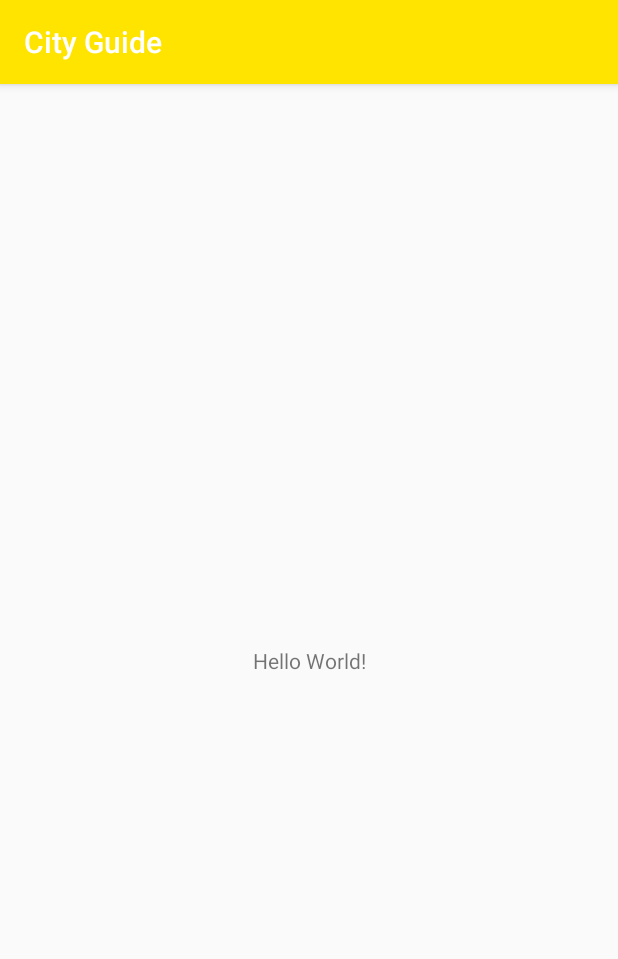
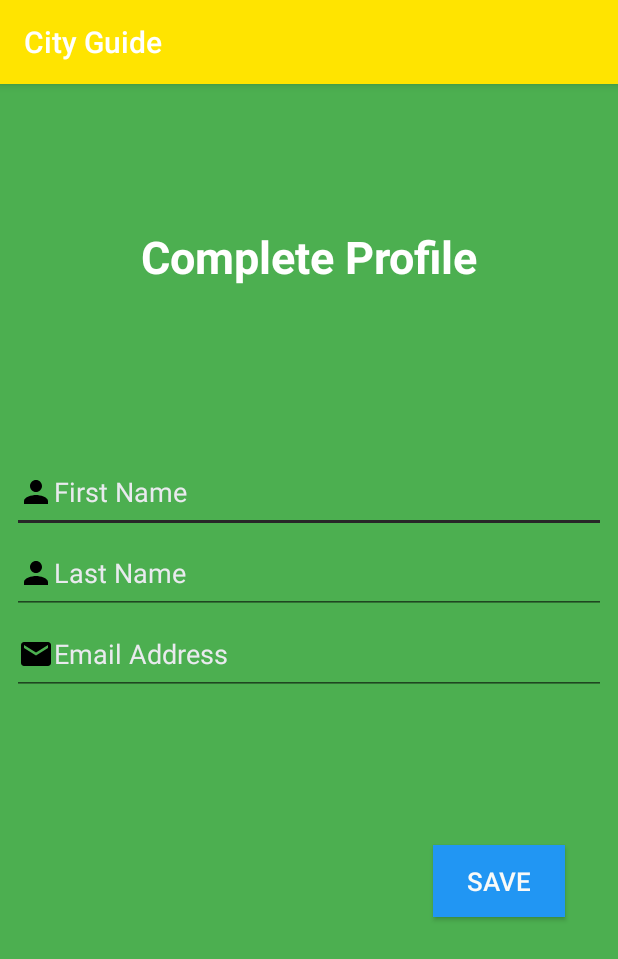
Before and after one commit to sabing123/CityGuide, an Android app: the screen it shows after launch once a user with an empty profile is signed in (MainActivity before the commit, ProfileActivity after it), on a phone screen of 412 x 824 dp. Shown: the top 959 px of the screen. Run offline under Robolectric (Android 15) with nearby library versions, the phone set to English and light mode, and no system bars; our stand-ins replace Firebase (no records; nobody signed in at launch, a user with empty details on screens opened directly); libraries missing offline, so code that uses them is left out: com.rilixtech.widget; 1 statement that could not run was skipped.

```diff
--- /dev/null
+++ b/app/src/main/java/com/example/cityguide/ProfileActivity.java
@@ -0,0 +1,81 @@
+package com.example.cityguide;
+
+import android.content.Intent;
+import android.os.Bundle;
+import android.view.View;
+import android.widget.Button;
+import android.widget.EditText;
+import android.widget.Toast;
+
+import androidx.annotation.NonNull;
+import androidx.appcompat.app.AppCompatActivity;
+
+import com.google.android.gms.tasks.OnCompleteListener;
+import com.google.android.gms.tasks.Task;
+import com.google.firebase.auth.FirebaseAuth;
+import com.google.firebase.firestore.DocumentReference;
+import com.google.firebase.firestore.FirebaseFirestore;
+
+import java.util.HashMap;
+import java.util.Map;
+
+public class ProfileActivity extends AppCompatActivity {
+    EditText firstName, LastName, UEmail;
+    Button btnsave;
+
+    FirebaseAuth firebaseAuth;
+    FirebaseFirestore firebaseFirestore;
+    String userId;
+
+
+    @Override
+    protected void onCreate(Bundle savedInstanceState) {
+        super.onCreate(savedInstanceState);
+        setContentView(R.layout.activity_profile);
+        firstName = findViewById(R.id.firstName);
+        LastName = findViewById(R.id.lastName);
+        UEmail = findViewById(R.id.emailAddress);
+        btnsave = findViewById(R.id.saveBtn);
+
+        firebaseAuth = FirebaseAuth.getInstance();
+        firebaseFirestore = FirebaseFirestore.getInstance();
+        userId = firebaseAuth.getCurrentUser().getUid();
+
+        final DocumentReference docref = firebaseFirestore.collection("users").document(userId);
+
+
+        btnsave.setOnClickListener(new View.OnClickListener() {
+            @Override
+            public void onClick(View v) {
+                if (!firstName.getText().toString().isEmpty() && !LastName.getText().toString().isEmpty() && !UEmail.getText().toString().isEmpty()) {
+                    String fname = firstName.getText().toString();
+                    String lname = LastName.getText().toString();
+                    String userEmail = UEmail.getText().toString();
+
+                    Map<String, Object> user = new HashMap<>();
+                    user.put("FirstName", fname);
+                    user.put("LastName", lname);
+                    user.put("Emailaddress", userEmail);
+
+                    docref.set(user).addOnCompleteListener(new OnCompleteListener<Void>() {
+                        @Override
+                        public void onComplete(@NonNull Task<Void> task) {
+                            if (task.isSuccessful()) {
+                                startActivity(new Intent(getApplicationContext(), MainActivity.class));
+                                finish();
+                            }
+                            else {
+                                Toast.makeText(ProfileActivity.this, "Error! Data are not inserted.", Toast.LENGTH_SHORT).show();
+                            }
+                        }
+                    });
+
+
+                } else {
+                    Toast.makeText(ProfileActivity.this, "All Detail must be valid.", Toast.LENGTH_SHORT).show();
+                    return;
+                }
+            }
+        });
+    }
+}
--- /dev/null
+++ b/app/src/main/java/com/example/cityguide/RegisterActivity.java
@@ -0,0 +1,186 @@
+package com.example.cityguide;
+
+import android.content.Intent;
+import android.os.Bundle;
+import android.view.View;
+import android.widget.Button;
+import android.widget.EditText;
+import android.widget.ProgressBar;
+import android.widget.TextView;
+import android.widget.Toast;
+
+import androidx.annotation.NonNull;
+import androidx.appcompat.app.AppCompatActivity;
+
+import com.google.android.gms.tasks.OnCompleteListener;
+import com.google.android.gms.tasks.OnSuccessListener;
+import com.google.android.gms.tasks.Task;
+import com.google.firebase.FirebaseException;
+import com.google.firebase.auth.AuthResult;
+import com.google.firebase.auth.FirebaseAuth;
+import com.google.firebase.auth.PhoneAuthCredential;
+import com.google.firebase.auth.PhoneAuthProvider;
+import com.google.firebase.firestore.DocumentReference;
+import com.google.firebase.firestore.DocumentSnapshot;
+import com.google.firebase.firestore.FirebaseFirestore;
+import com.rilixtech.widget.countrycodepicker.CountryCodePicker;
+
+import java.util.concurrent.TimeUnit;
+
+public class RegisterActivity extends AppCompatActivity {
+    private FirebaseAuth fauth;
+    FirebaseFirestore fstore;
+
+    EditText phoneNumber, CodeEnter;
+    Button btnnext;
+    ProgressBar progressBar;
+    TextView state;
+    CountryCodePicker codePicker;
+
+    String verificationId;
+    PhoneAuthProvider.ForceResendingToken token;
+
+    Boolean verificationInProgess = false;
+
+    @Override
+    protected void onCreate(Bundle savedInstanceState) {
+        super.onCreate(savedInstanceState);
+        setContentView(R.layout.activity_register);
+
+        fauth = FirebaseAuth.getInstance();
+        fstore = FirebaseFirestore.getInstance();
+
+        phoneNumber = findViewById(R.id.phone);
+        CodeEnter = findViewById(R.id.codeEnter);
+        progressBar = findViewById(R.id.progressBar);
+        btnnext = findViewById(R.id.nextBtn);
+        state = findViewById(R.id.state);
+        codePicker = findViewById(R.id.ccp);
+
+
+        btnnext.setOnClickListener(new View.OnClickListener() {
+            @Override
+            public void onClick(View v) {
+                if (!verificationInProgess) {
+                    if (!phoneNumber.getText().toString().isEmpty() && phoneNumber.getText().length() == 10) {
+                        String phoneNum = "+" + codePicker.getSelectedCountryCode() + phoneNumber.getText().toString();
+
+                        progressBar.setVisibility(View.VISIBLE);
+                        state.setText("Sending OTP");
+                        state.setVisibility(View.VISIBLE);
+                        requestOTP(phoneNum);
+
+                    } else {
+                        phoneNumber.setError("Phone Number is not Valid");
+                    }
+
+                } else {
+
+                    String userOTP = CodeEnter.getText().toString();
+                    if (!userOTP.isEmpty() && userOTP.length() == 6) {
+
+                        PhoneAuthCredential credential = PhoneAuthProvider.getCredential(verificationId, userOTP);
+                        verifyAuth(credential);
+
+                    } else {
+                        CodeEnter.setError("Valid OTP is Required. ");
+                    }
+
+
+                }
+
+            }
+        });
+
+
+    }
+
+    @Override
+    protected void onStart() {
+        super.onStart();
+        if (fauth.getCurrentUser() != null) {
+            progressBar.setVisibility(View.VISIBLE);
+            state.setText("Checking..");
+            state.setVisibility(View.VISIBLE);
+            chekUserProfile();
+
+        }
+
+
+    }
+
+    private void verifyAuth(PhoneAuthCredential credential) {
+        fauth.signInWithCredential(credential).addOnCompleteListener(new OnCompleteListener<AuthResult>() {
+            @Override
+            public void onComplete(@NonNull Task<AuthResult> task) {
+
+                if (task.isSuccessful()) {
+                    Toast.makeText(RegisterActivity.this, "Successfully Verify Phone Number.", Toast.LENGTH_SHORT).show();
+                    chekUserProfile();
+                } else {
+                    Toast.makeText(RegisterActivity.this, "Authentication is Failed.", Toast.LENGTH_SHORT).show();
+                }
+
+            }
+        });
+    }
+
+
+    private void requestOTP(String phoneNum) {
+
+        PhoneAuthProvider.getInstance().verifyPhoneNumber(phoneNum, 60L, TimeUnit.SECONDS, this, new PhoneAuthProvider.OnVerificationStateChangedCallbacks() {
+
+            @Override
+            public void onCodeSent(@NonNull String s, @NonNull PhoneAuthProvider.ForceResendingToken forceResendingToken) {
+                super.onCodeSent(s, forceResendingToken);
+
+                progressBar.setVisibility(View.INVISIBLE);
+                state.setVisibility(View.INVISIBLE);
+                CodeEnter.setVisibility(View.VISIBLE);
+
+                verificationId = s;
+                token = forceResendingToken;
+                btnnext.setText("Verify");
+                verificationInProgess = true;
+
+
+            }
+
+            @Override
+            public void onCodeAutoRetrievalTimeOut(@NonNull String s) {
+                super.onCodeAutoRetrievalTimeOut(s);
+                Toast.makeText(RegisterActivity.this, "OTP Expired - Re - Request OTP", Toast.LENGTH_SHORT).show();
+
+            }
+
+            @Override
+            public void onVerificationCompleted(@NonNull PhoneAuthCredential phoneAuthCredential) {
+                verifyAuth(phoneAuthCredential);
+            }
+
+            @Override
+            public void onVerificationFailed(@NonNull FirebaseException e) {
+
+                Toast.makeText(RegisterActivity.this, "Cannot Create Account" + e.getMessage(), Toast.LENGTH_SHORT).show();
+
+            }
+        });
+    }
+
+    private void chekUserProfile() {
+        DocumentReference docref = fstore.collection("users").document(fauth.getCurrentUser().getUid());
+        docref.get().addOnSuccessListener(new OnSuccessListener<DocumentSnapshot>() {
+            @Override
+            public void onSuccess(DocumentSnapshot documentSnapshot) {
+                if(documentSnapshot.exists()) {
+                    startActivity(new Intent(getApplicationContext(), MainActivity.class));
+                    finish();
+                } else {
+                    startActivity(new Intent(getApplicationContext(), ProfileActivity.class));
+                    finish();
+                }
+            }
+        });
+
+    }
+}
--- a/app/src/main/java/com/example/cityguide/SplashScreenActivity.java
+++ b/app/src/main/java/com/example/cityguide/SplashScreenActivity.java
@@ -52,7 +52,7 @@ public class SplashScreenActivity extends AppCompatActivity {
 
                 }
                 else {
-                    Intent intent  = new Intent(SplashScreenActivity.this, MainActivity.class);
+                    Intent intent  = new Intent(SplashScreenActivity.this, RegisterActivity.class);
                     startActivity(intent);
                     finish();
                 }
--- /dev/null
+++ b/app/src/main/res/drawable/ic_email_black_24dp.xml
@@ -0,0 +1,10 @@
+<?xml version="1.0" encoding="utf-8"?>
+<vector xmlns:android="http://schemas.android.com/apk/res/android"
+    android:width="24dp"
+    android:height="24dp"
+    android:viewportWidth="24.0"
+    android:viewportHeight="24.0">
+    <path
+        android:fillColor="#FF000000"
+        android:pathData="M20,4L4,4c-1.1,0 -1.99,0.9 -1.99,2L2,18c0,1.1 0.9,2 2,2h16c1.1,0 2,-0.9 2,-2L22,6c0,-1.1 -0.9,-2 -2,-2zM20,8l-8,5 -8,-5L4,6l8,5 8,-5v2z"/>
+</vector>
--- /dev/null
+++ b/app/src/main/res/drawable/ic_person_black_24dp.xml
@@ -0,0 +1,9 @@
+<vector xmlns:android="http://schemas.android.com/apk/res/android"
+    android:width="24dp"
+    android:height="24dp"
+    android:viewportWidth="24.0"
+    android:viewportHeight="24.0">
+    <path
+        android:fillColor="#FF000000"
+        android:pathData="M12,12c2.21,0 4,-1.79 4,-4s-1.79,-4 -4,-4 -4,1.79 -4,4 1.79,4 4,4zM12,14c-2.67,0 -8,1.34 -8,4v2h16v-2c0,-2.66 -5.33,-4 -8,-4z"/>
+</vector>
--- /dev/null
+++ b/app/src/main/res/drawable/logout_24.xml
@@ -0,0 +1,5 @@
+<vector android:height="24dp" android:tint="#FF170F"
+    android:viewportHeight="24" android:viewportWidth="24"
+    android:width="24dp" xmlns:android="http://schemas.android.com/apk/res/android">
+    <path android:fillColor="@android:color/white" android:pathData="M13,3h-2v10h2L13,3zM17.83,5.17l-1.42,1.42C17.99,7.86 19,9.81 19,12c0,3.87 -3.13,7 -7,7s-7,-3.13 -7,-7c0,-2.19 1.01,-4.14 2.58,-5.42L6.17,5.17C4.23,6.82 3,9.26 3,12c0,4.97 4.03,9 9,9s9,-4.03 9,-9c0,-2.74 -1.23,-5.18 -3.17,-6.83z"/>
+</vector>
--- /dev/null
+++ b/app/src/main/res/layout/activity_profile.xml
@@ -0,0 +1,89 @@
+<?xml version="1.0" encoding="utf-8"?>
+<androidx.constraintlayout.widget.ConstraintLayout xmlns:android="http://schemas.android.com/apk/res/android"
+    xmlns:app="http://schemas.android.com/apk/res-auto"
+    xmlns:tools="http://schemas.android.com/tools"
+    android:layout_width="match_parent"
+    android:layout_height="match_parent"
+    android:background="#4CAF50"
+    tools:context=".ProfileActivity">
+
+  <TextView
+      android:id="@+id/textView3"
+      android:layout_width="wrap_content"
+      android:layout_height="wrap_content"
+      android:text="Complete Profile"
+      android:textColor="#FFFFFE"
+      android:textSize="30sp"
+      android:textStyle="bold"
+      app:layout_constraintBottom_toBottomOf="parent"
+      app:layout_constraintEnd_toEndOf="parent"
+      app:layout_constraintStart_toStartOf="parent"
+      app:layout_constraintTop_toTopOf="parent"
+      app:layout_constraintVertical_bias="0.13" />
+
+  <EditText
+      android:id="@+id/firstName"
+      android:layout_width="0dp"
+      android:layout_height="54dp"
+      android:layout_marginStart="8dp"
+      android:layout_marginEnd="8dp"
+      android:drawableLeft="@drawable/ic_person_black_24dp"
+      android:ems="10"
+      android:hint="First Name"
+      android:inputType="textPersonName"
+      android:textColor="#F7F7F8"
+      android:textColorHint="#E9EAEE"
+      app:layout_constraintBottom_toBottomOf="parent"
+      app:layout_constraintEnd_toEndOf="parent"
+      app:layout_constraintStart_toStartOf="parent"
+      app:layout_constraintTop_toBottomOf="@+id/textView3"
+      app:layout_constraintVertical_bias="0.19" />
+
+  <EditText
+      android:id="@+id/lastName"
+      android:layout_width="0dp"
+      android:layout_height="54dp"
+      android:layout_marginStart="8dp"
+      android:layout_marginEnd="8dp"
+      android:drawableLeft="@drawable/ic_person_black_24dp"
+      android:ems="10"
+      android:hint="Last Name"
+      android:inputType="textPersonName"
+      android:textColor="#F7F7F8"
+      android:textColorHint="#E9EAEE"
+      app:layout_constraintEnd_toEndOf="parent"
+      app:layout_constraintStart_toStartOf="parent"
+      app:layout_constraintTop_toBottomOf="@+id/firstName" />
+
+  <EditText
+      android:id="@+id/emailAddress"
+      android:layout_width="0dp"
+      android:layout_height="54dp"
+      android:layout_marginStart="8dp"
+      android:layout_marginEnd="8dp"
+      android:drawableLeft="@drawable/ic_email_black_24dp"
+      android:ems="10"
+      android:hint="Email Address"
+      android:inputType="textEmailAddress"
+      android:textColor="#F7F7F8"
+      android:textColorHint="#E9EAEE"
+      app:layout_constraintEnd_toEndOf="parent"
+      app:layout_constraintStart_toStartOf="parent"
+      app:layout_constraintTop_toBottomOf="@+id/lastName" />
+
+  <Button
+      android:id="@+id/saveBtn"
+      android:layout_width="wrap_content"
+      android:layout_height="wrap_content"
+      android:background="#2196F3"
+      android:text="Save"
+      android:textColor="#F9FAF8"
+      android:textSize="17sp"
+      app:layout_constraintBottom_toBottomOf="parent"
+      app:layout_constraintEnd_toEndOf="parent"
+      app:layout_constraintHorizontal_bias="0.89"
+      app:layout_constraintStart_toStartOf="parent"
+      app:layout_constraintTop_toBottomOf="@+id/emailAddress"
+      app:layout_constraintVertical_bias="0.32" />
+
+</androidx.constraintlayout.widget.ConstraintLayout>
--- a/app/src/main/res/values/strings.xml
+++ b/app/src/main/res/values/strings.xml
@@ -22,4 +22,5 @@
     <string name="next_btn">Next</string>
     <string name="let_get_started">Lets Get Started</string>
 
+
 </resources>
--- a/build.gradle
+++ b/build.gradle
@@ -6,6 +6,7 @@ buildscript {
     }
     dependencies {
         classpath "com.android.tools.build:gradle:4.0.1"
+        classpath 'com.google.gms:google-services:4.3.4'
 
         // NOTE: Do not place your application dependencies here; they belong
         // in the individual module build.gradle files
@@ -16,6 +17,7 @@ allprojects {
     repositories {
         google()
         jcenter()
+        maven { url "https://jitpack.io" }
     }
 }
 
```
Also changed, not shown: app/build.gradle (+13 -0 lines), app/src/main/AndroidManifest.xml (+11 -5 lines), app/src/main/java/com/example/cityguide/MainActivity.java (+52 -0 lines), app/src/main/res/drawable/ic_edit_black_24dp.xml (added, +11 -0 lines), app/src/main/res/layout/activity_main.xml (+98 -8 lines), app/src/main/res/layout/activity_register.xml (added, +142 -0 lines), 1 other file.
